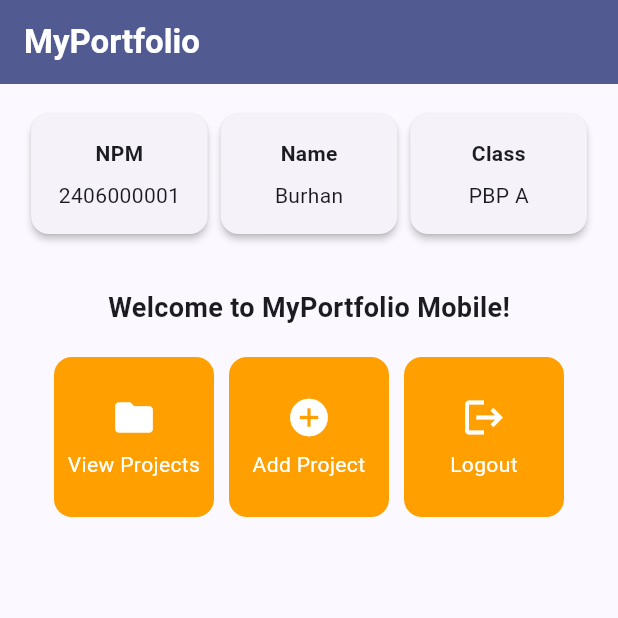
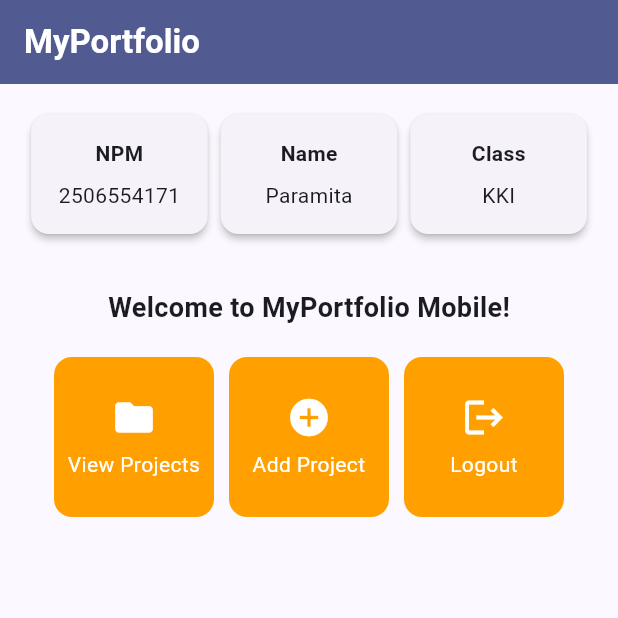
Before and after one commit to paramitasan/myportofolio_mobile, a Flutter app: the screen it shows after launch, on a phone screen of 412 x 824 dp, the top half of it. Run offline on Flutter 3.47's test engine with Material 3 defaults, Android fonts, the phone set to English and light mode, and no system bars.

Commit message:
feat: change information card identity

```diff
--- a/lib/menu.dart
+++ b/lib/menu.dart
@@ -3,9 +3,9 @@ import 'package:flutter/material.dart';
 class MyHomePage extends StatelessWidget {
   MyHomePage({super.key});
 
-  final String npm = "2406000001";
-  final String nama = "Burhan";
-  final String kelas = "PBP A";
+  final String npm = "2506554171";
+  final String nama = "Paramita";
+  final String kelas = "KKI";
 
   final List<ItemHomepage> items = [
     ItemHomepage("View Projects", Icons.folder),
```
